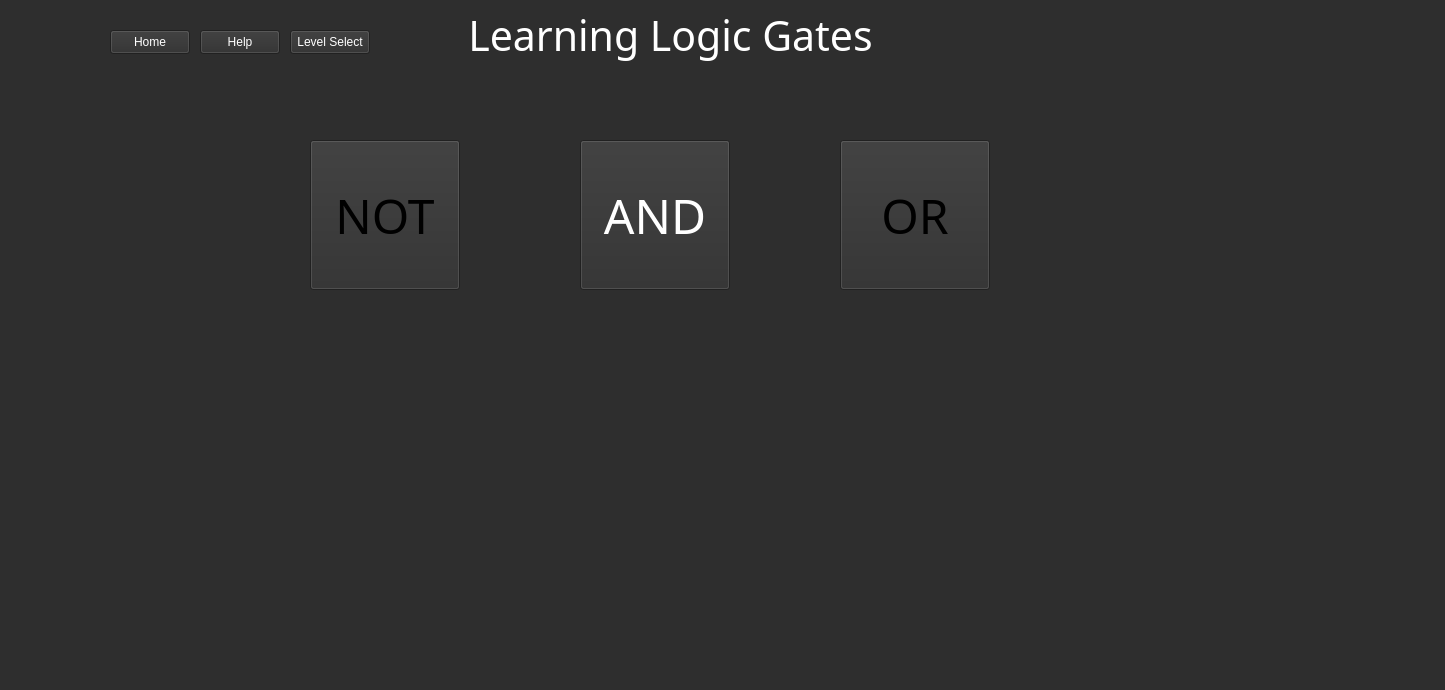
Qt form A8_EducationalApp/mainwindow.ui (ethandavies8/Educational_App) before a commit.
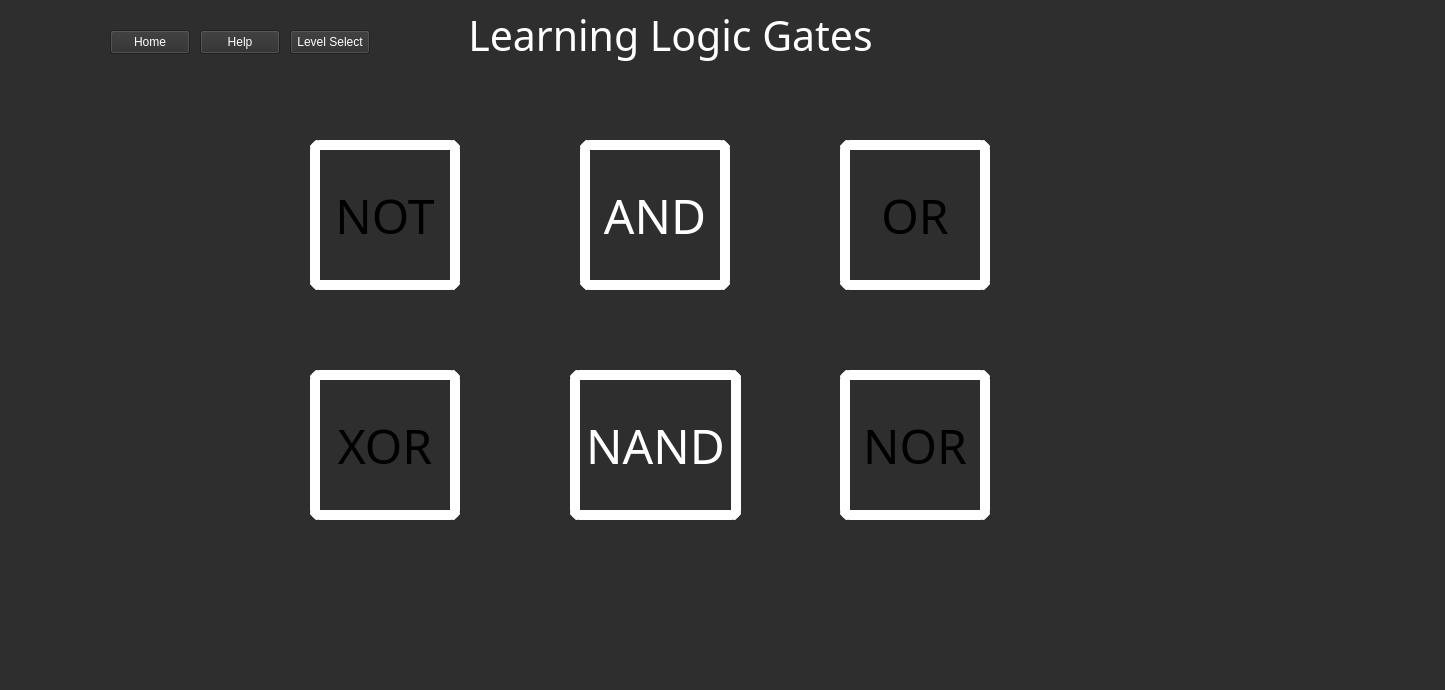
The same form after that commit. The open tabs and pages were chosen to show the change. Icons and pictures are not drawn.

Commit message: Added Buttons and ui. Added Pictures

Patch:
```diff
--- a/A8_EducationalApp/mainwindow.ui
+++ b/A8_EducationalApp/mainwindow.ui
@@ -463,6 +463,10 @@
         <pointsize>36</pointsize>
        </font>
       </property>
+      <property name="styleSheet">
+       <string notr="true">border: 10px solid white;
+border-radius: 10px;</string>
+      </property>
       <property name="text">
        <string>NOT</string>
       </property>
@@ -685,7 +689,8 @@
        </font>
       </property>
       <property name="styleSheet">
-       <string notr="true">color: rgb(255, 255, 255);</string>
+       <string notr="true">border: 10px solid white;
+border-radius: 10px;</string>
       </property>
       <property name="text">
        <string>AND</string>
@@ -830,6 +835,10 @@
         <pointsize>36</pointsize>
        </font>
       </property>
+      <property name="styleSheet">
+       <string notr="true">border: 10px solid white;
+border-radius: 10px;</string>
+      </property>
       <property name="text">
        <string>OR</string>
       </property>
@@ -916,6 +925,519 @@
        <string>Level Select</string>
       </property>
      </widget>
+     <widget class="QPushButton" name="xorPushButton">
+      <property name="geometry">
+       <rect>
+        <x>300</x>
+        <y>380</y>
+        <width>150</width>
+        <height>150</height>
+       </rect>
+      </property>
+      <property name="palette">
+       <palette>
+        <active>
+         <colorrole role="Button">
+          <brush brushstyle="SolidPattern">
+           <color alpha="255">
+            <red>46</red>
+            <green>46</green>
+            <blue>46</blue>
+           </color>
+          </brush>
+         </colorrole>
+         <colorrole role="ButtonText">
+          <brush brushstyle="SolidPattern">
+           <color alpha="255">
+            <red>255</red>
+            <green>255</green>
+            <blue>255</blue>
+           </color>
+          </brush>
+         </colorrole>
+         <colorrole role="Base">
+          <brush brushstyle="SolidPattern">
+           <color alpha="255">
+            <red>46</red>
+            <green>46</green>
+            <blue>46</blue>
+           </color>
+          </brush>
+         </colorrole>
+         <colorrole role="Window">
+          <brush brushstyle="SolidPattern">
+           <color alpha="255">
+            <red>46</red>
+            <green>46</green>
+            <blue>46</blue>
+           </color>
+          </brush>
+         </colorrole>
+        </active>
+        <inactive>
+         <colorrole role="Button">
+          <brush brushstyle="SolidPattern">
+           <color alpha="255">
+            <red>46</red>
+            <green>46</green>
+            <blue>46</blue>
+           </color>
+          </brush>
+         </colorrole>
+         <colorrole role="ButtonText">
+          <brush brushstyle="SolidPattern">
+           <color alpha="255">
+            <red>0</red>
+            <green>0</green>
+            <blue>0</blue>
+           </color>
+          </brush>
+         </colorrole>
+         <colorrole role="Base">
+          <brush brushstyle="SolidPattern">
+           <color alpha="255">
+            <red>46</red>
+            <green>46</green>
+            <blue>46</blue>
+           </color>
+          </brush>
+         </colorrole>
+         <colorrole role="Window">
+          <brush brushstyle="SolidPattern">
+           <color alpha="255">
+            <red>46</red>
+            <green>46</green>
+            <blue>46</blue>
+           </color>
+          </brush>
+         </colorrole>
+        </inactive>
+        <disabled>
+         <colorrole role="Button">
+          <brush brushstyle="SolidPattern">
+           <color alpha="255">
+            <red>46</red>
+            <green>46</green>
+            <blue>46</blue>
+           </color>
+          </brush>
+         </colorrole>
+         <colorrole role="ButtonText">
+          <brush brushstyle="SolidPattern">
+           <color alpha="255">
+            <red>120</red>
+            <green>120</green>
+            <blue>120</blue>
+           </color>
+          </brush>
+         </colorrole>
+         <colorrole role="Base">
+          <brush brushstyle="SolidPattern">
+           <color alpha="255">
+            <red>46</red>
+            <green>46</green>
+            <blue>46</blue>
+           </color>
+          </brush>
+         </colorrole>
+         <colorrole role="Window">
+          <brush brushstyle="SolidPattern">
+           <color alpha="255">
+            <red>46</red>
+            <green>46</green>
+            <blue>46</blue>
+           </color>
+          </brush>
+         </colorrole>
+        </disabled>
+       </palette>
+      </property>
+      <property name="font">
+       <font>
+        <family>OCR A Extended</family>
+        <pointsize>36</pointsize>
+       </font>
+      </property>
+      <property name="styleSheet">
+       <string notr="true">border: 10px solid white;
+border-radius: 10px;</string>
+      </property>
+      <property name="text">
+       <string>XOR</string>
+      </property>
+      <property name="title" stdset="0">
+       <string/>
+      </property>
+     </widget>
+     <widget class="QPushButton" name="nandPushButton">
+      <property name="geometry">
+       <rect>
+        <x>560</x>
+        <y>380</y>
+        <width>171</width>
+        <height>150</height>
+       </rect>
+      </property>
+      <property name="palette">
+       <palette>
+        <active>
+         <colorrole role="WindowText">
+          <brush brushstyle="SolidPattern">
+           <color alpha="255">
+            <red>255</red>
+            <green>255</green>
+            <blue>255</blue>
+           </color>
+          </brush>
+         </colorrole>
+         <colorrole role="Button">
+          <brush brushstyle="SolidPattern">
+           <color alpha="255">
+            <red>46</red>
+            <green>46</green>
+            <blue>46</blue>
+           </color>
+          </brush>
+         </colorrole>
+         <colorrole role="Text">
+          <brush brushstyle="SolidPattern">
+           <color alpha="255">
+            <red>255</red>
+            <green>255</green>
+            <blue>255</blue>
+           </color>
+          </brush>
+         </colorrole>
+         <colorrole role="ButtonText">
+          <brush brushstyle="SolidPattern">
+           <color alpha="255">
+            <red>255</red>
+            <green>255</green>
+            <blue>255</blue>
+           </color>
+          </brush>
+         </colorrole>
+         <colorrole role="Base">
+          <brush brushstyle="SolidPattern">
+           <color alpha="255">
+            <red>46</red>
+            <green>46</green>
+            <blue>46</blue>
+           </color>
+          </brush>
+         </colorrole>
+         <colorrole role="Window">
+          <brush brushstyle="SolidPattern">
+           <color alpha="255">
+            <red>46</red>
+            <green>46</green>
+            <blue>46</blue>
+           </color>
+          </brush>
+         </colorrole>
+         <colorrole role="PlaceholderText">
+          <brush brushstyle="SolidPattern">
+           <color alpha="128">
+            <red>255</red>
+            <green>255</green>
+            <blue>255</blue>
+           </color>
+          </brush>
+         </colorrole>
+        </active>
+        <inactive>
+         <colorrole role="WindowText">
+          <brush brushstyle="SolidPattern">
+           <color alpha="255">
+            <red>255</red>
+            <green>255</green>
+            <blue>255</blue>
+           </color>
+          </brush>
+         </colorrole>
+         <colorrole role="Button">
+          <brush brushstyle="SolidPattern">
+           <color alpha="255">
+            <red>46</red>
+            <green>46</green>
+            <blue>46</blue>
+           </color>
+          </brush>
+         </colorrole>
+         <colorrole role="Text">
+          <brush brushstyle="SolidPattern">
+           <color alpha="255">
+            <red>255</red>
+            <green>255</green>
+            <blue>255</blue>
+           </color>
+          </brush>
+         </colorrole>
+         <colorrole role="ButtonText">
+          <brush brushstyle="SolidPattern">
+           <color alpha="255">
+            <red>255</red>
+            <green>255</green>
+            <blue>255</blue>
+           </color>
+          </brush>
+         </colorrole>
+         <colorrole role="Base">
+          <brush brushstyle="SolidPattern">
+           <color alpha="255">
+            <red>46</red>
+            <green>46</green>
+            <blue>46</blue>
+           </color>
+          </brush>
+         </colorrole>
+         <colorrole role="Window">
+          <brush brushstyle="SolidPattern">
+           <color alpha="255">
+            <red>46</red>
+            <green>46</green>
+            <blue>46</blue>
+           </color>
+          </brush>
+         </colorrole>
+         <colorrole role="PlaceholderText">
+          <brush brushstyle="SolidPattern">
+           <color alpha="128">
+            <red>255</red>
+            <green>255</green>
+            <blue>255</blue>
+           </color>
+          </brush>
+         </colorrole>
+        </inactive>
+        <disabled>
+         <colorrole role="WindowText">
+          <brush brushstyle="SolidPattern">
+           <color alpha="255">
+            <red>255</red>
+            <green>255</green>
+            <blue>255</blue>
+           </color>
+          </brush>
+         </colorrole>
+         <colorrole role="Button">
+          <brush brushstyle="SolidPattern">
+           <color alpha="255">
+            <red>46</red>
+            <green>46</green>
+            <blue>46</blue>
+           </color>
+          </brush>
+         </colorrole>
+         <colorrole role="Text">
+          <brush brushstyle="SolidPattern">
+           <color alpha="255">
+            <red>255</red>
+            <green>255</green>
+            <blue>255</blue>
+           </color>
+          </brush>
+         </colorrole>
+         <colorrole role="ButtonText">
+          <brush brushstyle="SolidPattern">
+           <color alpha="255">
+            <red>255</red>
+            <green>255</green>
+            <blue>255</blue>
+           </color>
+          </brush>
+         </colorrole>
+         <colorrole role="Base">
+          <brush brushstyle="SolidPattern">
+           <color alpha="255">
+            <red>46</red>
+            <green>46</green>
+            <blue>46</blue>
+           </color>
+          </brush>
+         </colorrole>
+         <colorrole role="Window">
+          <brush brushstyle="SolidPattern">
+           <color alpha="255">
+            <red>46</red>
+            <green>46</green>
+            <blue>46</blue>
+           </color>
+          </brush>
+         </colorrole>
+         <colorrole role="PlaceholderText">
+          <brush brushstyle="SolidPattern">
+           <color alpha="128">
+            <red>255</red>
+            <green>255</green>
+            <blue>255</blue>
+           </color>
+          </brush>
+         </colorrole>
+        </disabled>
+       </palette>
+      </property>
+      <property name="font">
+       <font>
+        <family>OCR A Extended</family>
+        <pointsize>36</pointsize>
+       </font>
+      </property>
+      <property name="styleSheet">
+       <string notr="true">border: 10px solid white;
+border-radius: 10px;</string>
+      </property>
+      <property name="text">
+       <string>NAND</string>
+      </property>
+      <property name="iconSize">
+       <size>
+        <width>1000</width>
+        <height>1000</height>
+       </size>
+      </property>
+     </widget>
+     <widget class="QPushButton" name="norPushButton">
+      <property name="geometry">
+       <rect>
+        <x>830</x>
+        <y>380</y>
+        <width>150</width>
+        <height>150</height>
+       </rect>
+      </property>
+      <property name="palette">
+       <palette>
+        <active>
+         <colorrole role="Button">
+          <brush brushstyle="SolidPattern">
+           <color alpha="255">
+            <red>46</red>
+            <green>46</green>
+            <blue>46</blue>
+           </color>
+          </brush>
+         </colorrole>
+         <colorrole role="ButtonText">
+          <brush brushstyle="SolidPattern">
+           <color alpha="255">
+            <red>255</red>
+            <green>255</green>
+            <blue>255</blue>
+           </color>
+          </brush>
+         </colorrole>
+         <colorrole role="Base">
+          <brush brushstyle="SolidPattern">
+           <color alpha="255">
+            <red>46</red>
+            <green>46</green>
+            <blue>46</blue>
+           </color>
+          </brush>
+         </colorrole>
+         <colorrole role="Window">
+          <brush brushstyle="SolidPattern">
+           <color alpha="255">
+            <red>46</red>
+            <green>46</green>
+            <blue>46</blue>
+           </color>
+          </brush>
+         </colorrole>
+        </active>
+        <inactive>
+         <colorrole role="Button">
+          <brush brushstyle="SolidPattern">
+           <color alpha="255">
+            <red>46</red>
+            <green>46</green>
+            <blue>46</blue>
+           </color>
+          </brush>
+         </colorrole>
+         <colorrole role="ButtonText">
+          <brush brushstyle="SolidPattern">
+           <color alpha="255">
+            <red>0</red>
+            <green>0</green>
+            <blue>0</blue>
+           </color>
+          </brush>
+         </colorrole>
+         <colorrole role="Base">
+          <brush brushstyle="SolidPattern">
+           <color alpha="255">
+            <red>46</red>
+            <green>46</green>
+            <blue>46</blue>
+           </color>
+          </brush>
+         </colorrole>
+         <colorrole role="Window">
+          <brush brushstyle="SolidPattern">
+           <color alpha="255">
+            <red>46</red>
+            <green>46</green>
+            <blue>46</blue>
+           </color>
+          </brush>
+         </colorrole>
+        </inactive>
+        <disabled>
+         <colorrole role="Button">
+          <brush brushstyle="SolidPattern">
+           <color alpha="255">
+            <red>46</red>
+            <green>46</green>
+            <blue>46</blue>
+           </color>
+          </brush>
+         </colorrole>
+         <colorrole role="ButtonText">
+          <brush brushstyle="SolidPattern">
+           <color alpha="255">
+            <red>120</red>
+            <green>120</green>
+            <blue>120</blue>
+           </color>
+          </brush>
+         </colorrole>
+         <colorrole role="Base">
+          <brush brushstyle="SolidPattern">
+           <color alpha="255">
+            <red>46</red>
+            <green>46</green>
+            <blue>46</blue>
+           </color>
+          </brush>
+         </colorrole>
+         <colorrole role="Window">
+          <brush brushstyle="SolidPattern">
+           <color alpha="255">
+            <red>46</red>
+            <green>46</green>
+            <blue>46</blue>
+           </color>
+          </brush>
+         </colorrole>
+        </disabled>
+       </palette>
+      </property>
+      <property name="font">
+       <font>
+        <family>OCR A Extended</family>
+        <pointsize>36</pointsize>
+       </font>
+      </property>
+      <property name="styleSheet">
+       <string notr="true">border: 10px solid white;
+border-radius: 10px;</string>
+      </property>
+      <property name="text">
+       <string>NOR</string>
+      </property>
+     </widget>
     </widget>
     <widget class="QWidget" name="helpWidget">
      <widget class="QLabel" name="helpPageTitle">
```
Left out of the diff: 4 changed lines with no effect on the pictures. The commit also changes 6 other files.
